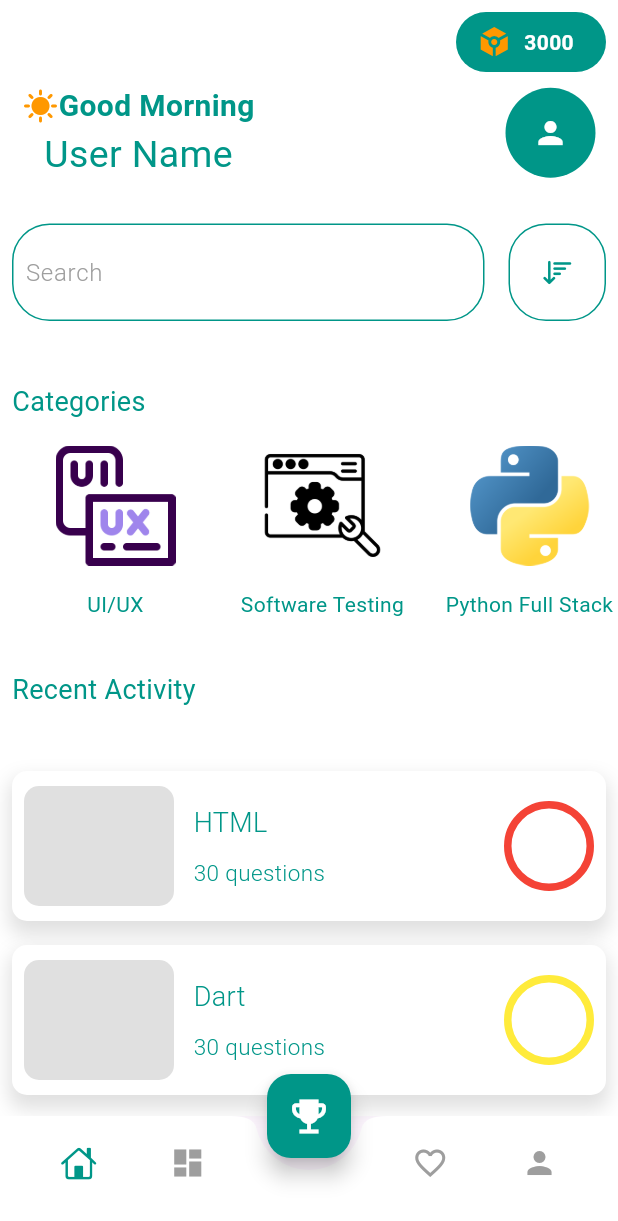
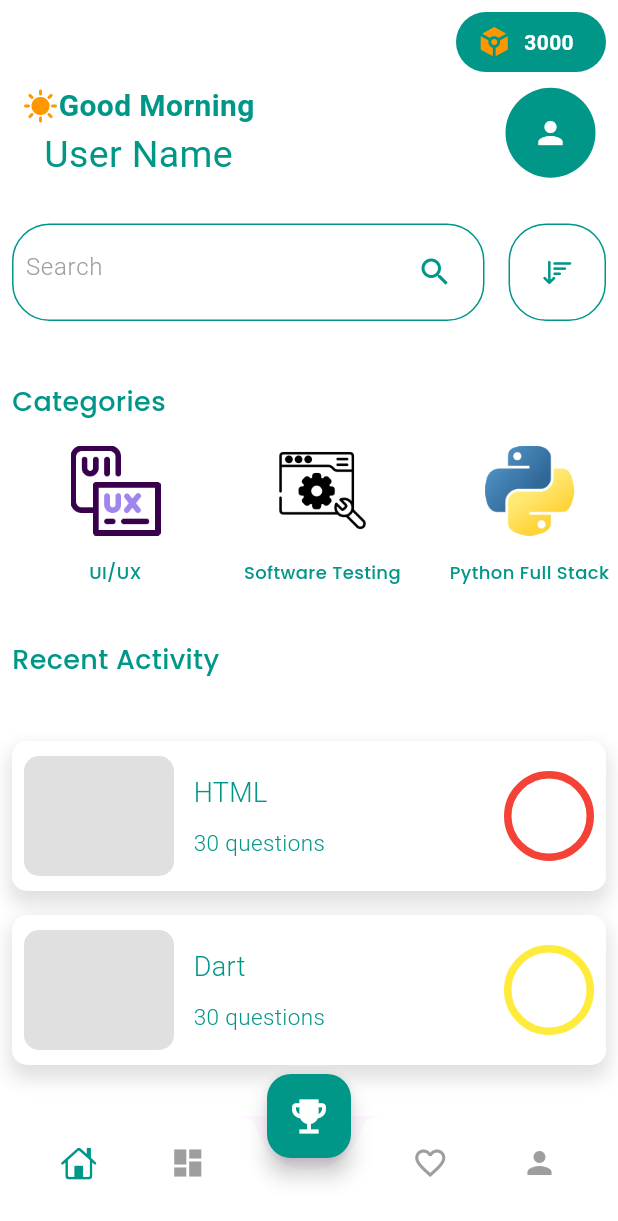
Before and after one commit to albert-jd7470/smec, a Flutter app: the screen it shows after launch, on a phone screen of 412 x 824 dp. Shown: the top 1221 px of the screen. Run offline on Flutter 3.47's test engine with Material 3 defaults, Android fonts, the phone set to English and light mode, and no system bars; our stand-ins replace lottie; Roboto replaces fonts that are missing (Kufam).

Commit message:
pushed dir

```diff
--- a/lib/main.dart
+++ b/lib/main.dart
@@ -1,5 +1,5 @@
 import 'package:flutter/material.dart';
-import 'package:smec/screens/homepage.dart';
+import 'package:smec/screens/jd/homepage.dart';
 import 'package:smec/screens/splash_screen.dart';
 
 import 'package:smec/widgets/navigation.dart';
--- a/lib/screens/choosePage.dart
+++ b/lib/screens/jd/choosePage.dart
@@ -1,6 +1,6 @@
 import 'package:flutter/material.dart';
-import 'package:smec/screens/homepage.dart';
-import 'package:smec/screens/quizScreen.dart';
+import 'package:smec/screens/jd/homepage.dart';
+import 'package:smec/screens/jd/quizScreen.dart';
 
 class ChoosePage extends StatefulWidget {
   const ChoosePage({super.key});
--- a/lib/screens/homepage.dart
+++ b/lib/screens/jd/homepage.dart
@@ -1,6 +1,6 @@
 import 'package:flutter/cupertino.dart';
 import 'package:flutter/material.dart';
-import 'package:smec/screens/choosePage.dart';
+import 'package:smec/screens/jd/choosePage.dart';
 
 class Homepage extends StatefulWidget {
   const Homepage({super.key});
@@ -126,7 +126,7 @@ class _HomepageState extends State<Homepage> {
                       ),
                       child: Padding(
                         padding: const EdgeInsets.all(8.0),
-                        child: Row(
+                        child: Row(mainAxisAlignment: MainAxisAlignment.center,
                           children: [
                             Expanded(
                               child: TextFormField(
@@ -136,6 +136,10 @@ class _HomepageState extends State<Homepage> {
                                   hintStyle: TextStyle(
                                     color: Colors.grey,
                                     fontWeight: FontWeight.w300,
+                                    ),
+                                  suffixIcon: Icon(
+                                    Icons.search,
+                                    color: Colors.teal,
                                   ),
                                 ),
                                 style: TextStyle(
@@ -174,15 +178,14 @@ class _HomepageState extends State<Homepage> {
                     style: TextStyle(
                       color: Colors.teal,
                       fontSize: 18,
-                      fontFamily: 'Kufam',
+                      fontFamily: 'Poppins',
                     ),
                   ),
                 ),
               ],
             ),
-
             SizedBox(
-              height: 150, // 🔥 required
+              height: 130,
               child: ListView.builder(
                 scrollDirection: Axis.horizontal,
                 itemCount: courses.length,
@@ -205,7 +208,7 @@ class _HomepageState extends State<Homepage> {
                           Padding(
                             padding: const EdgeInsets.all(8.0),
                             child: Container(
-                              height: 80,
+                              height: 60,
                               width: 90,
                               decoration: BoxDecoration(
                                 image: DecorationImage(image: AssetImage(courseimg[index])),
@@ -221,9 +224,9 @@ class _HomepageState extends State<Homepage> {
                             overflow: TextOverflow.ellipsis,
                             style: const TextStyle(
                               color: Colors.teal,
-                              fontSize: 14,
+                              fontSize: 12,
                               fontWeight: FontWeight.w400,
-                              fontFamily: 'Kufam',
+                              fontFamily: 'Poppins',
                             ),
                           ),
                         ],
@@ -242,7 +245,7 @@ class _HomepageState extends State<Homepage> {
                     style: TextStyle(
                       color: Colors.teal,
                       fontSize: 18,
-                      fontFamily: 'Kufam',
+                      fontFamily: 'Poppins',
                     ),
                   ),
                 ),
@@ -262,7 +265,7 @@ class _HomepageState extends State<Homepage> {
                       color: Colors.black.withOpacity(0.12),
                       blurRadius: 10,
                       spreadRadius: 2,
-                      offset: const Offset(0, 7), // x, y
+                      offset: const Offset(0, 7),
                     ),
                   ],
                 ),
--- a/lib/screens/onboard.dart
+++ b/lib/screens/onboard.dart
@@ -1,6 +1,6 @@
 import 'dart:async';
 import 'package:flutter/material.dart';
-import 'package:smec/screens/homepage.dart';
+import 'package:smec/screens/jd/homepage.dart';
 import 'package:smec/screens/loadingscreen.dart';
 import 'package:smec/widgets/navigation.dart';
 
--- a/lib/screens/splash_screen.dart
+++ b/lib/screens/splash_screen.dart
@@ -2,7 +2,7 @@ import 'dart:async';
 
 import 'package:flutter/material.dart';
 import 'package:lottie/lottie.dart';
-import 'package:smec/screens/homepage.dart';
+import 'package:smec/screens/jd/homepage.dart';
 import 'package:smec/screens/onboard.dart';
 import 'package:smec/widgets/navigation.dart';
 
--- a/lib/widgets/navigation.dart
+++ b/lib/widgets/navigation.dart
@@ -1,9 +1,11 @@
 import 'package:flutter/cupertino.dart';
 import 'package:flutter/material.dart';
 import 'package:smec/screens/challenge_page.dart';
-import 'package:smec/screens/homepage.dart';
+import 'package:smec/screens/jd/homepage.dart';
 
 import 'package:smec/screens/profile.dart';
+
+import '../screens/jd/favoritePage.dart';
 
 
 class BottomNavig extends StatefulWidget {
@@ -20,7 +22,7 @@ class _BottomNavigState extends State<BottomNavig> {
     Homepage(),
     Homepage(),
     ChallengePage(),
-    Homepage(),
+    FavoritePage(),
     ProfilePage()
     // ProfilePage(),
 
```
Also changed, not shown: lib/screens/jd/favoritePage.dart (added, +133 -0 lines), lib/screens/jd/quizScreen.dart (renamed from lib/screens/quizScreen.dart, +23 -7 lines), lib/screens/jd/scorepage.dart (renamed from lib/screens/scorepage.dart).
